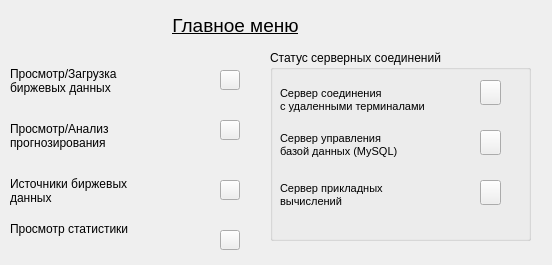
This is src/widgets/choosemenu.ui in glebmillenium/forecasting-financial-time-series as Qt 5 draws it before an edit. The edited form follows.
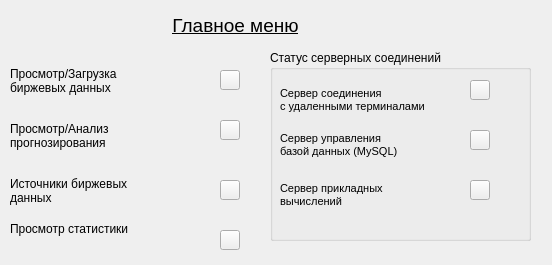
This is the edited form.

The edit to the form file:
```diff
--- a/src/widgets/choosemenu.ui
+++ b/src/widgets/choosemenu.ui
@@ -60,10 +60,10 @@
     </property>
     <property name="geometry">
      <rect>
-      <x>210</x>
+      <x>200</x>
       <y>80</y>
-      <width>21</width>
-      <height>25</height>
+      <width>20</width>
+      <height>20</height>
      </rect>
     </property>
     <property name="text">
@@ -141,10 +141,10 @@
     </property>
     <property name="geometry">
      <rect>
-      <x>210</x>
+      <x>200</x>
       <y>130</y>
-      <width>21</width>
-      <height>25</height>
+      <width>20</width>
+      <height>20</height>
      </rect>
     </property>
     <property name="text">
@@ -157,10 +157,10 @@
     </property>
     <property name="geometry">
      <rect>
-      <x>210</x>
+      <x>200</x>
       <y>30</y>
-      <width>21</width>
-      <height>25</height>
+      <width>20</width>
+      <height>20</height>
      </rect>
     </property>
     <property name="text">
```
Left out of the diff: 3 changed lines with no effect on the pictures.
